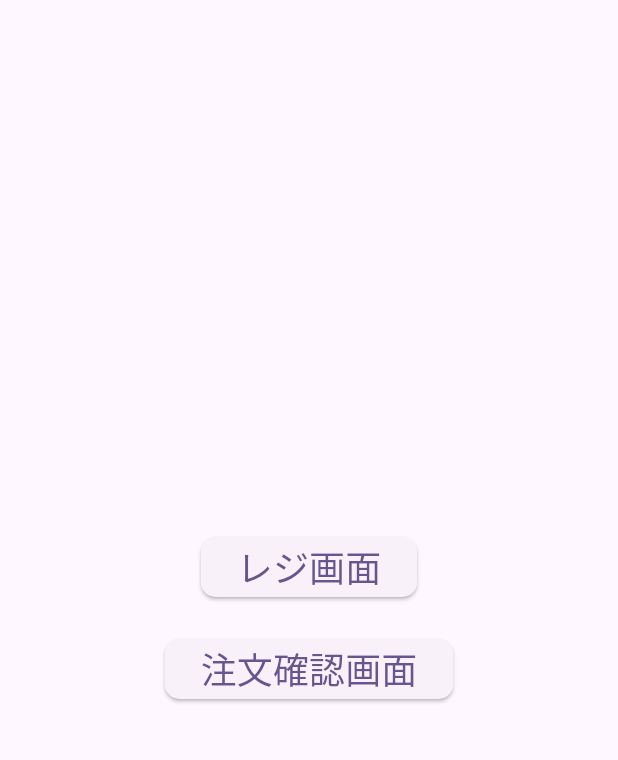
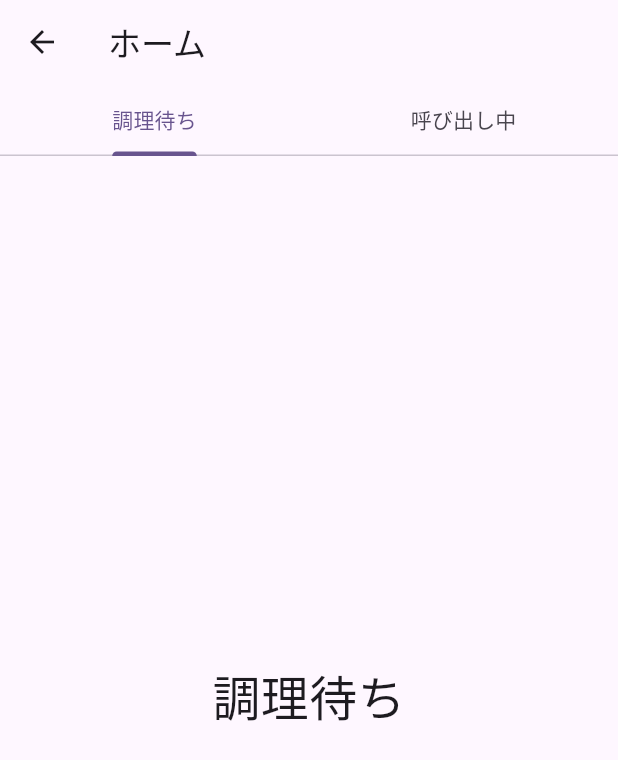
Before and after one commit to ht325ver0/k3register, a Flutter app: the screen it shows after launch, after a tap on "注文確認画面", on a phone screen of 412 x 824 dp. Shown: the top 760 px of the screen. Run offline on Flutter 3.47's test engine with Material 3 defaults, Android fonts, the phone set to English and light mode, and no system bars; our stand-ins replace flutter_dotenv, flutter_riverpod, freezed_annotation, riverpod_annotation, supabase_flutter; accounts and stored records are empty; generated files the repository leaves out were written again.

Commit message:
オーダーチェックページ制作& タブコンポーネント制作

```diff
--- /dev/null
+++ b/devtools_options.yaml
@@ -0,0 +1,3 @@
+description: This file stores settings for Dart & Flutter DevTools.
+documentation: https://docs.flutter.dev/tools/devtools/extensions#configure-extension-enablement-states
+extensions:
--- /dev/null
+++ b/lib/component/cook_tab.dart
@@ -0,0 +1,35 @@
+import 'package:flutter/material.dart';
+
+class CookTab extends StatelessWidget {
+  const CookTab({super.key});
+
+  @override
+  Widget build(BuildContext context) {
+    return DefaultTabController(
+      initialIndex: 0, // 最初に表示するタブ
+      length: 2, // タブの数
+      child: Scaffold(
+        appBar: AppBar(
+          title: const Text('ホーム'),
+          bottom: const TabBar(
+            tabs: <Widget>[
+              Tab(text: '調理待ち'),
+              Tab(text: '呼び出し中'),
+            ],
+          ),
+        ),
+        body: const TabBarView(
+          children: <Widget>[
+            Center(
+              child: Text('調理待ち', style: TextStyle(fontSize: 32.0)),
+            ),
+            Center(
+              child: Text('呼び出し中', style: TextStyle(fontSize: 32.0)),
+            ),
+          ],
+        ),
+      ),
+    );
+  }
+
+}
--- a/lib/view/home_page.dart
+++ b/lib/view/home_page.dart
@@ -1,5 +1,6 @@
 import 'package:flutter/material.dart';
 import 'package:k3register/view/cash_register_page.dart';
+import 'package:k3register/view/order_check_page.dart';
 
 class Home extends StatelessWidget {
   const Home({super.key});
@@ -15,7 +16,7 @@ class Home extends StatelessWidget {
               onPressed: () {
                 Navigator.of(context).push(
                   MaterialPageRoute(
-                    builder: (context) => CashRegisterPage()
+                    builder: (context) => const CashRegisterPage()
                   ),
                 );
               },
@@ -31,7 +32,7 @@ class Home extends StatelessWidget {
               onPressed: () {
                 Navigator.of(context).push(
                   MaterialPageRoute(
-                      builder: (context) => const Home()
+                      builder: (context) => const OrderCheckPage()
                   ),
                 );
               },
--- /dev/null
+++ b/lib/view/order_check_page.dart
@@ -0,0 +1,31 @@
+import 'dart:async';
+
+import 'package:flutter/material.dart';
+import 'package:flutter_riverpod/flutter_riverpod.dart';
+import 'package:k3register/component/cook_tab.dart';
+
+class OrderCheckPage extends StatefulWidget {
+  const OrderCheckPage({super.key});
+
+  @override
+  State<OrderCheckPage> createState() => _OrderCheckPageState();
+}
+
+class _OrderCheckPageState extends State<OrderCheckPage> {
+
+  late StreamSubscription<Object> subscription;
+
+  @override
+  Widget build(BuildContext context) {
+    return Scaffold(
+      body: Column(
+        children: [
+          // CookTabが利用可能なスペース全体を占めるようにExpandedで囲む
+          const Expanded(child: CookTab()),
+
+        ],
+      )
+    );
+  }
+
+}
```
Also changed, not shown: lib/component/order_product_card.dart (added, +57 -0 lines), lib/infrastructure/orders_repository.dart (+32 -0 lines), lib/model/order.dart (+5 -2 lines), lib/infrastructure/orders_repository.g.dart, lib/model/order.freezed.dart, lib/model/order.g.dart.
